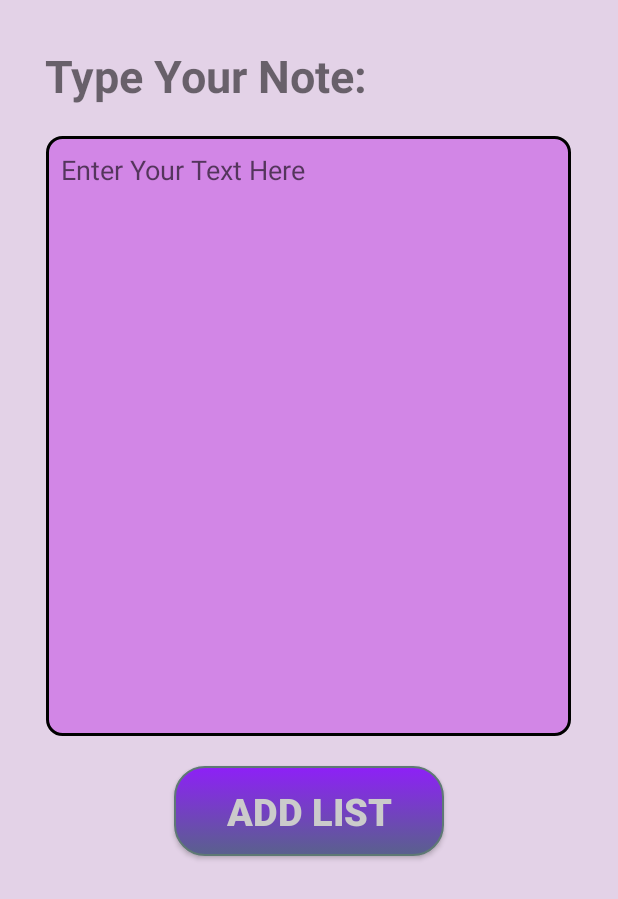
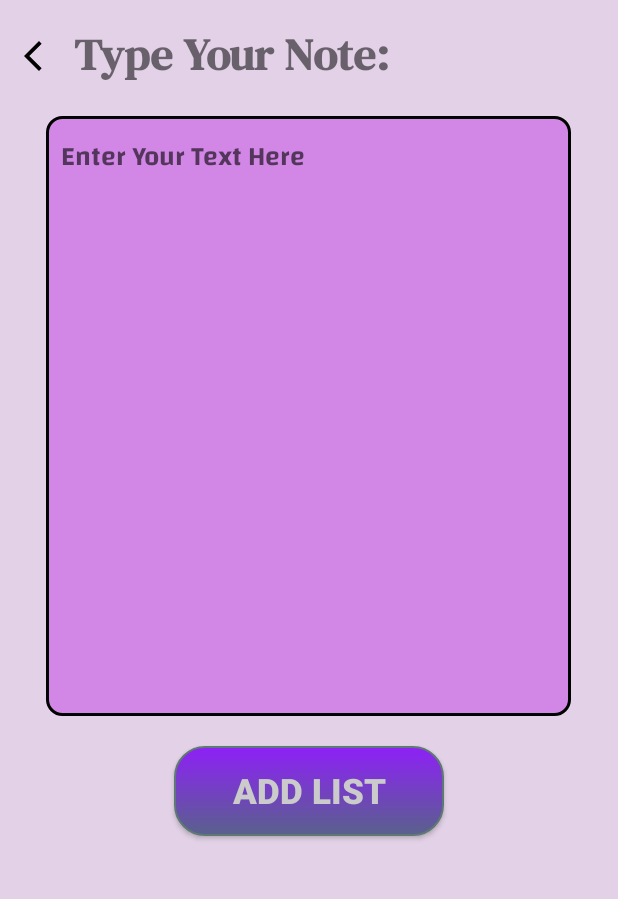
Before and after one commit to skyfoojs/Todo-List-Android-Studio, an Android app: the note_editor screen opened directly, with no data from a screen before it, on a phone screen of 412 x 824 dp. Shown: the top 899 px of the screen. Run offline under Robolectric (Android 15) with nearby library versions, the phone set to English and light mode, and no system bars.

Commit message:
Added font

```diff
--- a/app/src/main/java/com/example/assignment2/note_editor.java
+++ b/app/src/main/java/com/example/assignment2/note_editor.java
@@ -12,6 +12,7 @@ import android.view.MenuInflater;
 import android.view.View;
 import android.widget.Button;
 import android.widget.EditText;
+import android.widget.ImageView;
 
 import androidx.activity.EdgeToEdge;
 import androidx.appcompat.app.AppCompatActivity;
@@ -31,6 +32,7 @@ public class note_editor extends AppCompatActivity {
     int noteId;  // we need to know the task ID, different task different ID
     // Create an instace variable for the Add List Button
     private static Button buttonForAddList;
+    private static ImageView backButton;
 
     @Override
     protected void onCreate(Bundle savedInstanceState) {
@@ -47,6 +49,7 @@ public class note_editor extends AppCompatActivity {
         EditText editText = (EditText) findViewById(R.id.editText);
         // get button object from xml file
         buttonForAddList = (Button) findViewById(R.id.add_list_button);
+        backButton = (ImageView) findViewById(R.id.back_button);
 
         // get the intent object from main activity
         Intent intent = getIntent();
@@ -126,5 +129,12 @@ public class note_editor extends AppCompatActivity {
                 startActivity(new Intent(note_editor.this, MainActivity.class));
             }
         });
+
+        backButton.setOnClickListener(new View.OnClickListener() {
+            @Override
+            public void onClick(View v) {
+                startActivity(new Intent(note_editor.this, MainActivity.class));
+            }
+        });
     }
 }
--- /dev/null
+++ b/app/src/main/res/drawable/baseline_arrow_back_ios_new_24.xml
@@ -0,0 +1,5 @@
+<vector xmlns:android="http://schemas.android.com/apk/res/android" android:height="24dp" android:tint="#000000" android:viewportHeight="24" android:viewportWidth="24" android:width="24dp">
+
+    <path android:fillColor="@android:color/white" android:pathData="M17.77,3.77l-1.77,-1.77l-10,10l10,10l1.77,-1.77l-8.23,-8.23z"/>
+
+</vector>
--- /dev/null
+++ b/app/src/main/res/font/font.xml
@@ -0,0 +1,6 @@
+<?xml version="1.0" encoding="utf-8"?>
+<font-family xmlns:android="http://schemas.android.com/apk/res/android">
+    <font android:font="@font/serif_font"/>
+    <font android:font="@font/changa_font"/>
+    <font android:font="@font/teko_font"/>
+</font-family>
--- a/app/src/main/res/layout/activity_main.xml
+++ b/app/src/main/res/layout/activity_main.xml
@@ -11,13 +11,13 @@
 
     <ListView
         android:id="@+id/listView"
-        android:layout_width="wrap_content"
+        android:layout_width="match_parent"
         android:layout_height="match_parent"
+        android:paddingStart="15dp"
         android:layout_marginTop="30dp"
         android:divider="@android:color/transparent"
         android:dividerHeight="10.0sp"
-        android:paddingStart="15dp"
-        tools:listitem="@layout/list_item" />
+        tools:listitem="@layout/list_item"/>
 
     <com.google.android.material.floatingactionbutton.FloatingActionButton
         android:layout_width="wrap_content"
--- a/app/src/main/res/layout/activity_note_editor.xml
+++ b/app/src/main/res/layout/activity_note_editor.xml
@@ -8,18 +8,32 @@
     tools:context=".note_editor"
     android:background="#E3D2E7">
 
-    <TextView
+    <LinearLayout
         android:layout_width="wrap_content"
         android:layout_height="wrap_content"
-        android:text="@string/note_editor_header"
-        android:id="@+id/header"
-        android:layout_marginLeft="30dp"
-        android:textSize="30sp"
-        android:layout_marginTop="30dp"
-        android:textStyle="bold"/>
+        android:id="@+id/linearLayout"
+        android:orientation="horizontal"
+        android:layout_marginTop="15dp">
+        <ImageView
+            android:layout_width="wrap_content"
+            android:layout_height="wrap_content"
+            android:src="@drawable/baseline_arrow_back_ios_new_24"
+            android:layout_marginTop="10dp"
+            android:layout_marginStart="10dp"
+            android:id="@+id/back_button"/>
+        <TextView
+            android:layout_width="wrap_content"
+            android:layout_height="wrap_content"
+            android:text="@string/note_editor_header"
+            android:id="@+id/header"
+            android:layout_marginStart="15dp"
+            android:fontFamily="@font/serif_font"
+            android:textSize="30sp"
+            android:textStyle="bold"/>
+    </LinearLayout>
 
     <EditText
-        android:layout_below="@id/header"
+        android:layout_below="@id/linearLayout"
         android:padding="10dp"
         android:layout_marginTop="20dp"
         android:layout_width="350dp"
@@ -30,7 +44,8 @@
         android:id="@+id/editText"
         android:gravity="top"
         android:hint="@string/edit_text_hint"
-        android:background="@drawable/note_editor_layout"/>
+        android:background="@drawable/note_editor_layout"
+        android:fontFamily="@font/changa_font"/>
 
     <Button
         android:layout_width="180dp"
@@ -42,6 +57,6 @@
         android:layout_marginTop="20dp"
         android:text="@string/add_list_button"
         android:textColor="#CBCBCB"
-        android:textSize="25sp"
+        android:textSize="23sp"
         android:textStyle="bold" />
 </RelativeLayout>
--- a/app/src/main/res/layout/activity_splash_screen.xml
+++ b/app/src/main/res/layout/activity_splash_screen.xml
@@ -28,8 +28,9 @@
         android:text="@string/splash_screen_text"
         android:textAlignment="center"
         android:textColor="@android:color/holo_blue_light"
-        android:textSize="40sp"
+        android:textSize="45sp"
         android:textStyle="bold"
         android:layout_centerHorizontal="true"
-        android:layout_below="@+id/bmi_logo"/>
+        android:layout_below="@+id/bmi_logo"
+        android:fontFamily="@font/teko_font"/>
 </RelativeLayout>
--- a/app/src/main/res/layout/list_item.xml
+++ b/app/src/main/res/layout/list_item.xml
@@ -24,6 +24,7 @@
             android:gravity="center"
             android:layout_centerHorizontal="true"
             android:text=""
+            android:fontFamily="@font/changa_font"
             android:textSize="25sp"
             android:id="@+id/textView"
             android:textAlignment="center"/>
--- a/app/src/main/res/values/strings.xml
+++ b/app/src/main/res/values/strings.xml
@@ -1,5 +1,5 @@
 <resources>
-    <string name="app_name">Assignment2</string>
+    <string name="app_name">To-Do List</string>
     <string name="edit_text_hint">Enter Your Text Here</string>
     <string name="note_editor_header">Type Your Note:</string>
     <string name="splash_screen_text">Welcome To Your To-Do List</string>
@@ -13,4 +13,6 @@
         Come along with us as we change the way you approach your everyday activities and help you reach your greatest potential.
     </string>
     <string name="back_to_home_page">Back To Home</string>
+    <string name="are_you_sure_dialog">Are You Sure?</string>
+    <string name="dialog_message">Do you want to delete this note?</string>
 </resources>
```
Also changed, not shown: app/src/main/java/com/example/assignment2/MainActivity.java (+25 -16 lines), app/src/main/res/drawable/cancel_button.xml (added, +10 -0 lines), app/src/main/res/drawable/yes_button.xml (added, +10 -0 lines), app/src/main/res/layout/activity_about_us.xml (+8 -4 lines), app/src/main/res/layout/custom_alert_dialog.xml (added, +76 -0 lines), app/src/main/res/drawable/alert_dialog_list_delete_image.png (added), app/src/main/res/font/changa_font.ttf (added), app/src/main/res/font/serif_font.ttf (added), app/src/main/res/font/teko_font.ttf (added).
